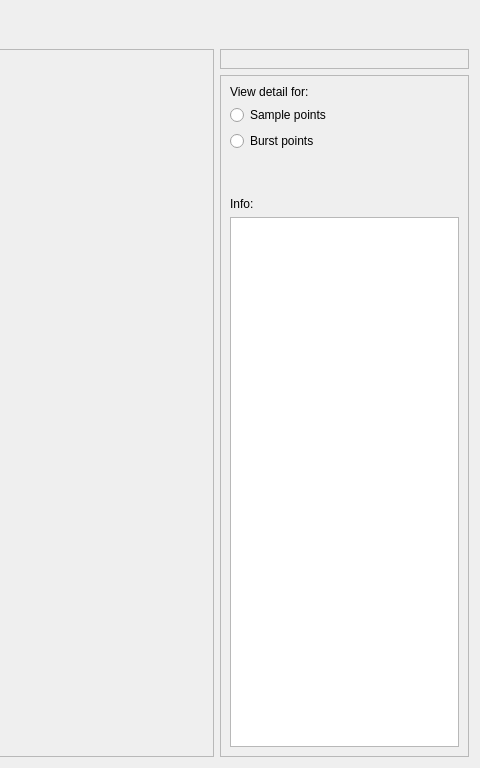
Before: the Qt Designer form mayavi_win.ui in bcorfman/mixer, drawn with Qt 5; both pictures show x 544 to 1024 and y 0 to 768 of the 1024 by 768 pixel window.
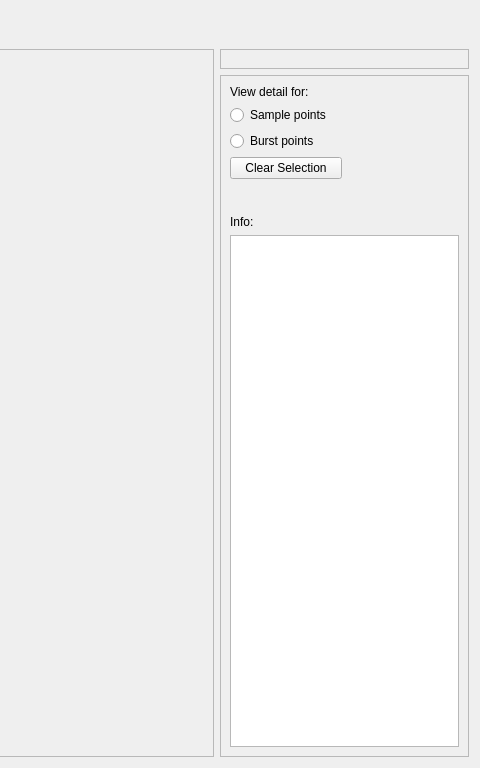
After: the same form once the commit is applied. Icons and pictures are not drawn.

Commit message: Made Clear Selection button work for MayaviController. Fixed vtkAssignAttribute error by assigning scalars to mlab.points3d    call.

Diff of the .ui file:
```diff
--- a/mayavi_win.ui
+++ b/mayavi_win.ui
@@ -150,7 +150,7 @@
         </property>
        </widget>
       </item>
-      <item row="5" column="0" colspan="2">
+      <item row="7" column="0" colspan="2">
        <widget class="QPlainTextEdit" name="txtInfo">
         <property name="sizePolicy">
          <sizepolicy hsizetype="Expanding" vsizetype="Expanding">
@@ -163,7 +163,7 @@
         </property>
        </widget>
       </item>
-      <item row="4" column="0">
+      <item row="6" column="0">
        <widget class="QLabel" name="lblInfo">
         <property name="text">
          <string>Info:</string>
@@ -202,7 +202,7 @@
         </property>
        </widget>
       </item>
-      <item row="3" column="1">
+      <item row="4" column="1">
        <spacer name="verticalSpacer">
         <property name="orientation">
          <enum>Qt::Vertical</enum>
@@ -210,11 +210,18 @@
         <property name="sizeHint" stdset="0">
          <size>
           <width>20</width>
-          <height>40</height>
+          <height>30</height>
          </size>
         </property>
        </spacer>
       </item>
+      <item row="3" column="0">
+       <widget class="QPushButton" name="btnClearSel">
+        <property name="text">
+         <string>Clear Selection</string>
+        </property>
+       </widget>
+      </item>
      </layout>
     </widget>
    </item>
```
The commit also changes 3 other files.
